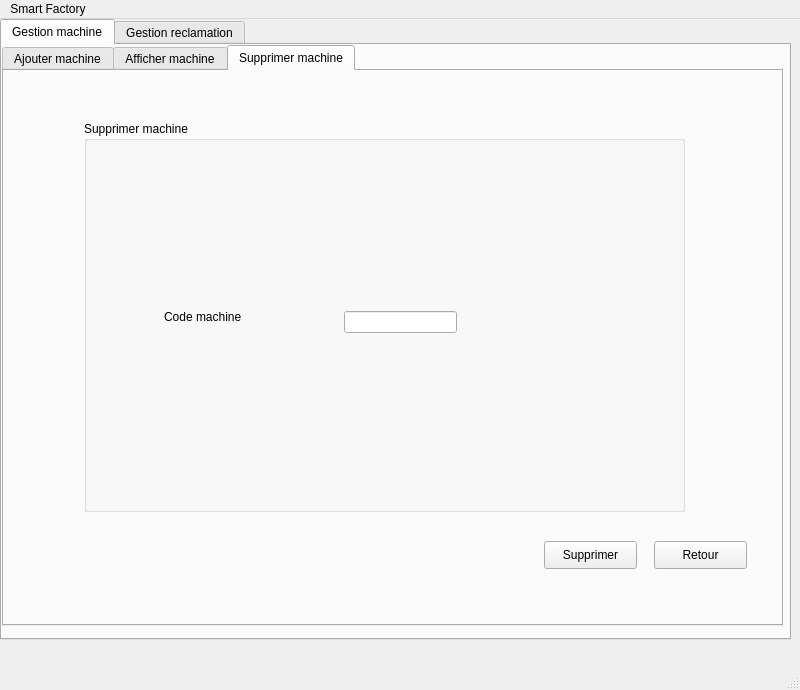
Qt form projet/mainwindow.ui (cyrineantar/Projet_cpp) before a commit.
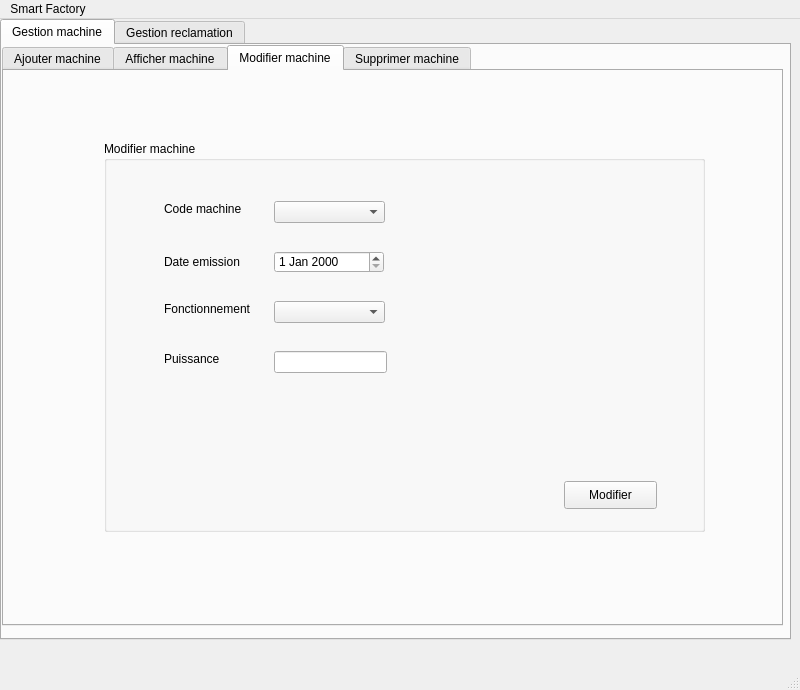
The same form after that commit. The open tabs and pages were chosen to show the change.

The edit to the form file:
```diff
--- a/projet/mainwindow.ui
+++ b/projet/mainwindow.ui
@@ -97,29 +97,6 @@
           <string>Puissance</string>
          </property>
         </widget>
-        <widget class="QLabel" name="label_10">
-         <property name="geometry">
-          <rect>
-           <x>60</x>
-           <y>260</y>
-           <width>91</width>
-           <height>16</height>
-          </rect>
-         </property>
-         <property name="text">
-          <string>Consommation</string>
-         </property>
-        </widget>
-        <widget class="QLineEdit" name="typemachine">
-         <property name="geometry">
-          <rect>
-           <x>170</x>
-           <y>160</y>
-           <width>113</width>
-           <height>22</height>
-          </rect>
-         </property>
-        </widget>
         <widget class="QLineEdit" name="codemachine">
          <property name="geometry">
           <rect>
@@ -217,6 +194,264 @@
           <height>381</height>
          </rect>
         </property>
+       </widget>
+       <widget class="QComboBox" name="ordre_tri">
+        <property name="geometry">
+         <rect>
+          <x>210</x>
+          <y>60</y>
+          <width>151</width>
+          <height>22</height>
+         </rect>
+        </property>
+        <item>
+         <property name="text">
+          <string>ASC</string>
+         </property>
+        </item>
+        <item>
+         <property name="text">
+          <string>DESC</string>
+         </property>
+        </item>
+       </widget>
+       <widget class="QComboBox" name="colone_tri">
+        <property name="geometry">
+         <rect>
+          <x>50</x>
+          <y>60</y>
+          <width>151</width>
+          <height>22</height>
+         </rect>
+        </property>
+        <item>
+         <property name="text">
+          <string>CODE</string>
+         </property>
+        </item>
+        <item>
+         <property name="text">
+          <string>DATEM</string>
+         </property>
+        </item>
+        <item>
+         <property name="text">
+          <string>FONCTIONNEMENT</string>
+         </property>
+        </item>
+        <item>
+         <property name="text">
+          <string>PUISSANCE</string>
+         </property>
+        </item>
+       </widget>
+       <widget class="QPushButton" name="Trier">
+        <property name="geometry">
+         <rect>
+          <x>160</x>
+          <y>10</y>
+          <width>51</width>
+          <height>41</height>
+         </rect>
+        </property>
+        <property name="text">
+         <string>Trier</string>
+        </property>
+       </widget>
+       <widget class="QPushButton" name="PDF">
+        <property name="geometry">
+         <rect>
+          <x>590</x>
+          <y>510</y>
+          <width>93</width>
+          <height>28</height>
+         </rect>
+        </property>
+        <property name="text">
+         <string>PDF</string>
+        </property>
+       </widget>
+       <widget class="QLabel" name="label_2">
+        <property name="geometry">
+         <rect>
+          <x>660</x>
+          <y>60</y>
+          <width>71</width>
+          <height>20</height>
+         </rect>
+        </property>
+        <property name="autoFillBackground">
+         <bool>false</bool>
+        </property>
+        <property name="text">
+         <string>rechercher</string>
+        </property>
+       </widget>
+       <widget class="QComboBox" name="cb_recherche_2">
+        <property name="geometry">
+         <rect>
+          <x>530</x>
+          <y>60</y>
+          <width>91</width>
+          <height>21</height>
+         </rect>
+        </property>
+        <item>
+         <property name="text">
+          <string>CODE</string>
+         </property>
+        </item>
+        <item>
+         <property name="text">
+          <string>DATEM</string>
+         </property>
+        </item>
+        <item>
+         <property name="text">
+          <string>FONCTIONNEMENT</string>
+         </property>
+        </item>
+        <item>
+         <property name="text">
+          <string>PUISSANCE</string>
+         </property>
+        </item>
+       </widget>
+       <widget class="QLineEdit" name="le_recherche_2">
+        <property name="geometry">
+         <rect>
+          <x>640</x>
+          <y>60</y>
+          <width>113</width>
+          <height>22</height>
+         </rect>
+        </property>
+        <property name="placeholderText">
+         <string>      rechercher</string>
+        </property>
+       </widget>
+      </widget>
+      <widget class="QWidget" name="tab_7">
+       <attribute name="title">
+        <string>Modifier machine</string>
+       </attribute>
+       <widget class="QGroupBox" name="groupBox_8">
+        <property name="geometry">
+         <rect>
+          <x>100</x>
+          <y>70</y>
+          <width>601</width>
+          <height>391</height>
+         </rect>
+        </property>
+        <property name="title">
+         <string>Modifier machine</string>
+        </property>
+        <widget class="QLabel" name="label_10">
+         <property name="geometry">
+          <rect>
+           <x>60</x>
+           <y>60</y>
+           <width>101</width>
+           <height>16</height>
+          </rect>
+         </property>
+         <property name="text">
+          <string>Code machine</string>
+         </property>
+        </widget>
+        <widget class="QLabel" name="label_20">
+         <property name="geometry">
+          <rect>
+           <x>60</x>
+           <y>160</y>
+           <width>91</width>
+           <height>16</height>
+          </rect>
+         </property>
+         <property name="text">
+          <string>Fonctionnement</string>
+         </property>
+        </widget>
+        <widget class="QLabel" name="label_21">
+         <property name="geometry">
+          <rect>
+           <x>60</x>
+           <y>210</y>
+           <width>56</width>
+           <height>16</height>
+          </rect>
+         </property>
+         <property name="text">
+          <string>Puissance</string>
+         </property>
+        </widget>
+        <widget class="QLineEdit" name="puissancemachine_2">
+         <property name="geometry">
+          <rect>
+           <x>170</x>
+           <y>210</y>
+           <width>113</width>
+           <height>22</height>
+          </rect>
+         </property>
+        </widget>
+        <widget class="QDateEdit" name="dateEditmachine_2">
+         <property name="geometry">
+          <rect>
+           <x>170</x>
+           <y>110</y>
+           <width>110</width>
+           <height>22</height>
+          </rect>
+         </property>
+        </widget>
+        <widget class="QLabel" name="label_22">
+         <property name="geometry">
+          <rect>
+           <x>60</x>
+           <y>100</y>
+           <width>91</width>
+           <height>41</height>
+          </rect>
+         </property>
+         <property name="text">
+          <string>Date emission</string>
+         </property>
+        </widget>
+        <widget class="QPushButton" name="ModifierM">
+         <property name="geometry">
+          <rect>
+           <x>460</x>
+           <y>340</y>
+           <width>93</width>
+           <height>28</height>
+          </rect>
+         </property>
+         <property name="text">
+          <string>Modifier</string>
+         </property>
+        </widget>
+        <widget class="QComboBox" name="codeMd">
+         <property name="geometry">
+          <rect>
+           <x>170</x>
+           <y>60</y>
+           <width>111</width>
+           <height>22</height>
+          </rect>
+         </property>
+        </widget>
+        <widget class="QComboBox" name="typemachine_2">
+         <property name="geometry">
+          <rect>
+           <x>170</x>
+           <y>160</y>
+           <width>111</width>
+           <height>22</height>
+          </rect>
+         </property>
+        </widget>
        </widget>
       </widget>
       <widget class="QWidget" name="tab_6">
@@ -248,12 +483,12 @@
           <string>Code machine</string>
          </property>
         </widget>
-        <widget class="QLineEdit" name="codemachineSuppr">
+        <widget class="QComboBox" name="codeMSUPPR">
          <property name="geometry">
           <rect>
-           <x>260</x>
+           <x>270</x>
            <y>190</y>
-           <width>113</width>
+           <width>121</width>
            <height>22</height>
           </rect>
          </property>
@@ -262,7 +497,7 @@
        <widget class="QPushButton" name="pushButton_9">
         <property name="geometry">
          <rect>
-          <x>540</x>
+          <x>620</x>
           <y>470</y>
           <width>93</width>
           <height>28</height>
@@ -272,19 +507,6 @@
          <string>Supprimer</string>
         </property>
        </widget>
-       <widget class="QPushButton" name="pushButton_10">
-        <property name="geometry">
-         <rect>
-          <x>650</x>
-          <y>470</y>
-          <width>93</width>
-          <height>28</height>
-         </rect>
-        </property>
-        <property name="text">
-         <string>Retour</string>
-        </property>
-       </widget>
       </widget>
      </widget>
     </widget>
```
Left out of the diff: 269 changed lines with no effect on the pictures.
